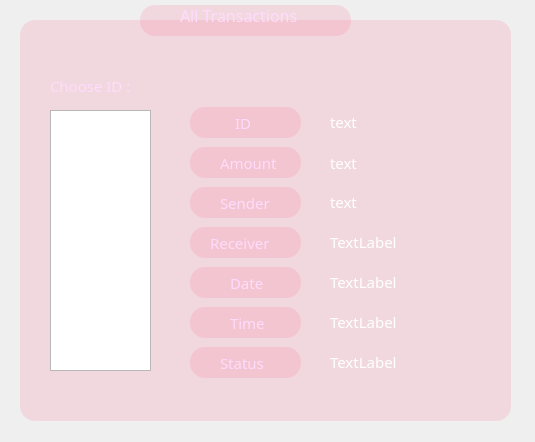
The window that m7fazty/view_trans_dialog.ui (Roro-2004/m7fazty) describes before a commit, drawn with Qt 5.
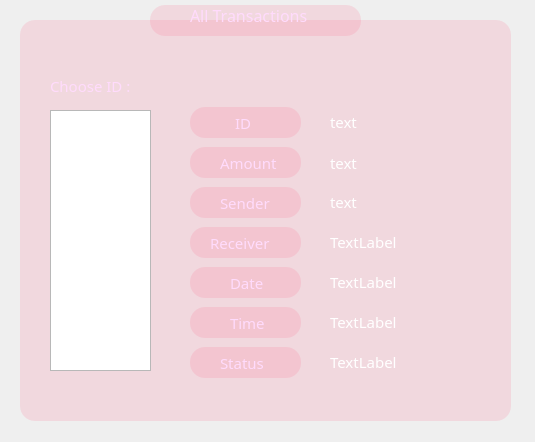
The same window after the commit. Icons and pictures are not drawn.

The edit to the form file:
```diff
--- a/m7fazty/view_trans_dialog.ui
+++ b/m7fazty/view_trans_dialog.ui
@@ -221,7 +221,7 @@
   <widget class="QLabel" name="label_4">
    <property name="geometry">
     <rect>
-     <x>180</x>
+     <x>190</x>
      <y>0</y>
      <width>161</width>
      <height>31</height>
@@ -772,7 +772,7 @@
   <widget class="QPushButton" name="pushButton_2">
    <property name="geometry">
     <rect>
-     <x>140</x>
+     <x>150</x>
      <y>5</y>
      <width>211</width>
      <height>31</height>
```
